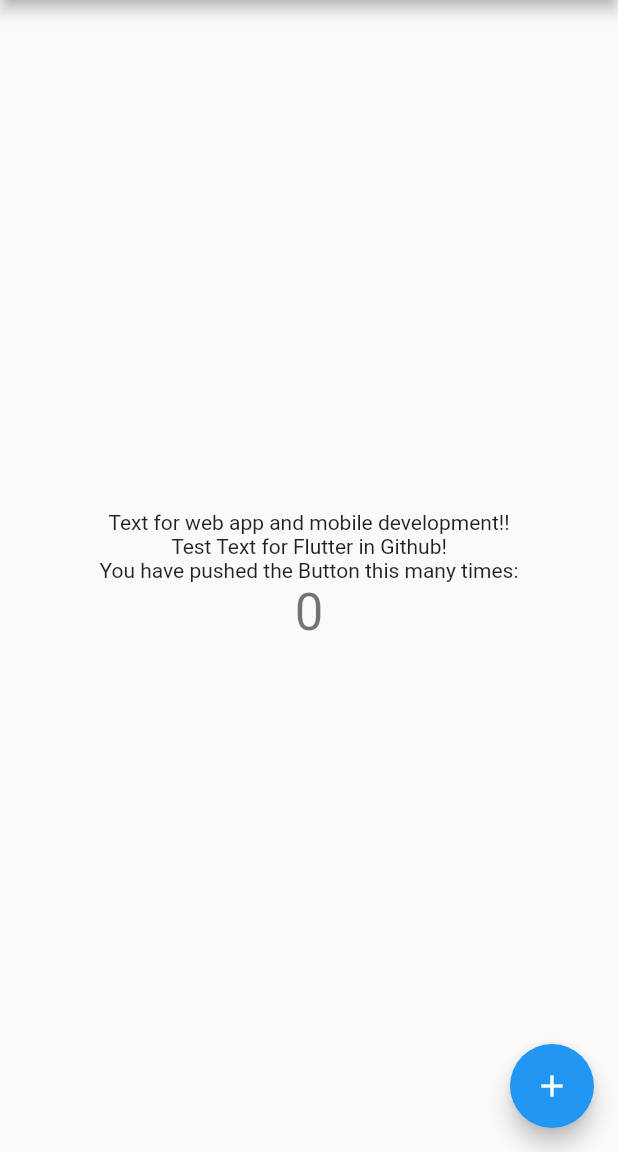
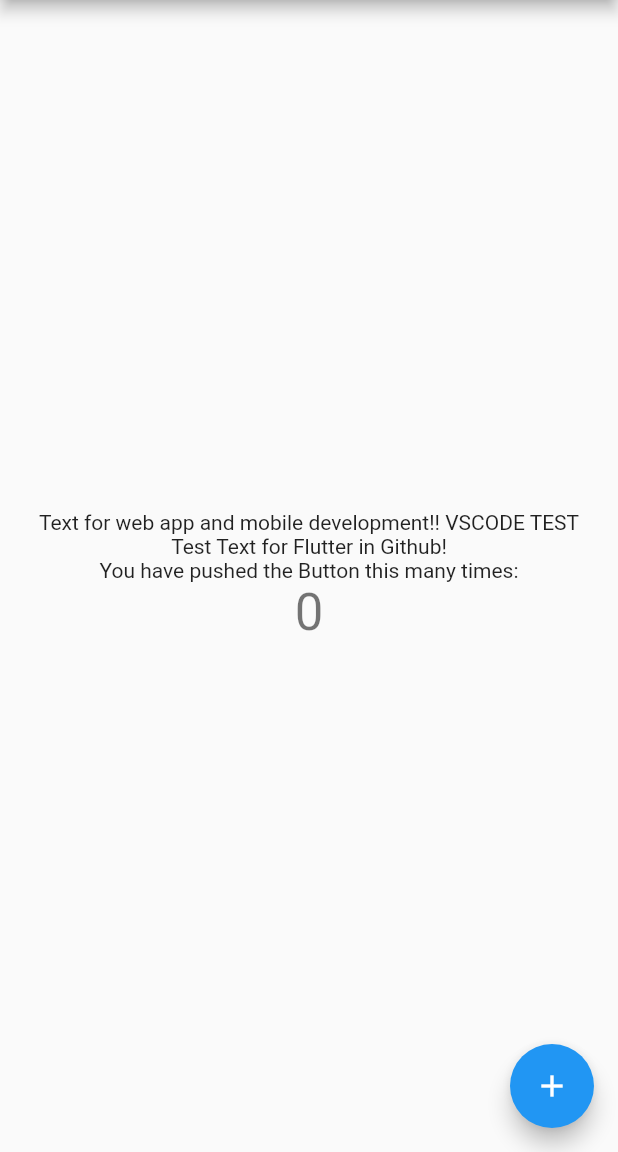
Before and after one commit to omega391/movieapp, a Flutter app: the screen it shows after launch, on a phone screen of 412 x 824 dp, the part 84-1236 px from its top. Run offline on Flutter 3.47's test engine with Material 2 defaults, Android fonts, the phone set to English and light mode, and no system bars.

Commit message:
update main.dart

```diff
--- a/lib/main.dart
+++ b/lib/main.dart
@@ -97,7 +97,7 @@ class _MyHomePageState extends State<MyHomePage> {
           // horizontal).
           mainAxisAlignment: MainAxisAlignment.center,
           children: <Widget>[
-            Text('Text for web app and mobile development!!'),
+            Text('Text for web app and mobile development!! VSCODE TEST'),
             Text('Test Text for Flutter in Github!'),
             Text(
               'You have pushed the Button this many times:',
```
